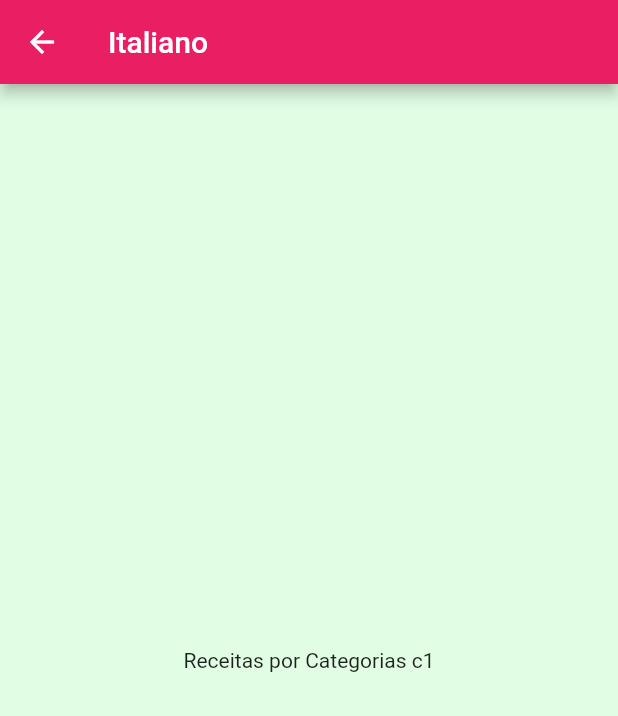
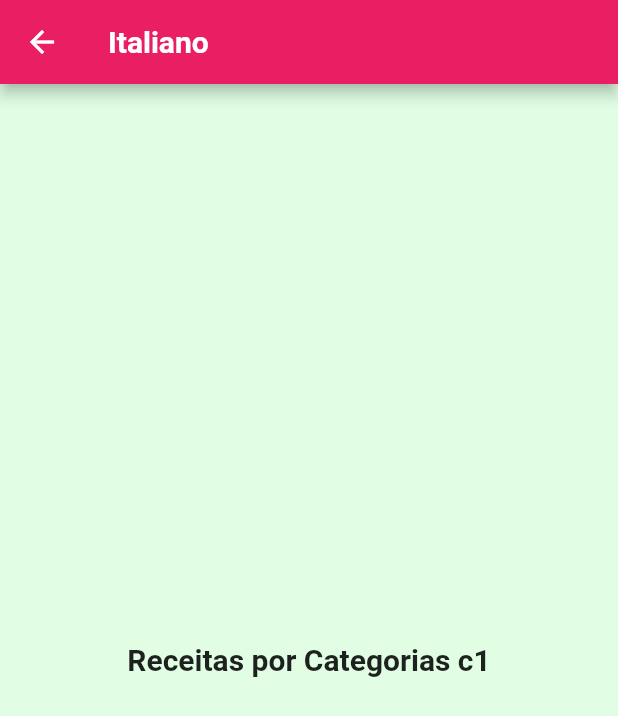
Before and after one commit to Br3n0L/receitasapp, a Flutter app: the screen it shows after launch, after a tap on "Italiano", on a phone screen of 412 x 824 dp. Shown: the top 716 px of the screen. Run offline on Flutter 3.47's test engine with Material 2 defaults, Android fonts, the phone set to English and light mode, and no system bars.

Commit message:
text.bold

```diff
--- a/lib/screens/categories_meals_screnn.dart
+++ b/lib/screens/categories_meals_screnn.dart
@@ -10,10 +10,19 @@ class CategoriesMealsScreen extends StatelessWidget {
   Widget build(BuildContext context) {
     return Scaffold(
       appBar: AppBar(
-        title: Text(category.title),
+        title: Text(
+          category.title,
+          style: const TextStyle(fontWeight: FontWeight.bold),
+        ),
       ),
       body: Center(
-        child: Text('Receitas por Categorias ${category.id}'),
+        child: Text(
+          'Receitas por Categorias ${category.id}',
+          style: const TextStyle(
+            fontWeight: FontWeight.bold,
+            fontSize: 20,
+          ),
+        ),
       ),
     );
   }
```
